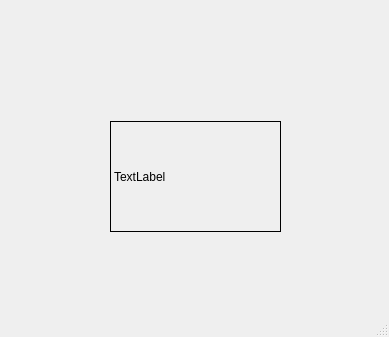
This is Pro-QEvent-1228/mainwindow.ui in Glyxr/C-Qt- as Qt 5 draws it before an edit. The edited form follows.
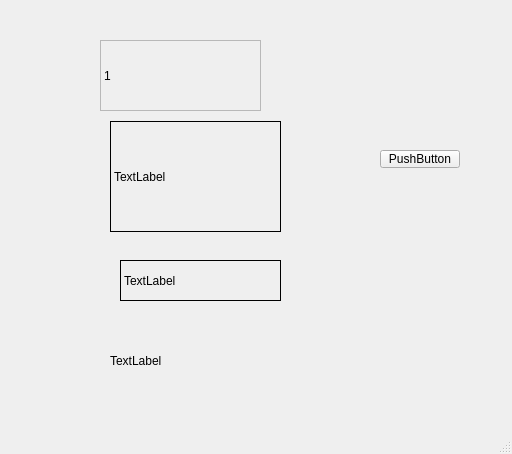
This is the edited form. Custom widgets are drawn as their Qt base class.

Diff of the .ui file:
```diff
--- a/Pro-QEvent-1228/mainwindow.ui
+++ b/Pro-QEvent-1228/mainwindow.ui
@@ -6,8 +6,8 @@
    <rect>
     <x>0</x>
     <y>0</y>
-    <width>389</width>
-    <height>337</height>
+    <width>512</width>
+    <height>454</height>
    </rect>
   </property>
   <property name="windowTitle">
@@ -30,6 +30,64 @@
      <string>TextLabel</string>
     </property>
    </widget>
+   <widget class="QLabel" name="label_2">
+    <property name="geometry">
+     <rect>
+      <x>100</x>
+      <y>40</y>
+      <width>161</width>
+      <height>71</height>
+     </rect>
+    </property>
+    <property name="frameShape">
+     <enum>QFrame::StyledPanel</enum>
+    </property>
+    <property name="text">
+     <string>1</string>
+    </property>
+   </widget>
+   <widget class="QLabel" name="label_3">
+    <property name="geometry">
+     <rect>
+      <x>120</x>
+      <y>260</y>
+      <width>161</width>
+      <height>41</height>
+     </rect>
+    </property>
+    <property name="frameShape">
+     <enum>QFrame::Box</enum>
+    </property>
+    <property name="text">
+     <string>TextLabel</string>
+    </property>
+   </widget>
+   <widget class="QLabel" name="label_4">
+    <property name="geometry">
+     <rect>
+      <x>110</x>
+      <y>340</y>
+      <width>151</width>
+      <height>41</height>
+     </rect>
+    </property>
+    <property name="text">
+     <string>TextLabel</string>
+    </property>
+   </widget>
+   <widget class="QPushButton" name="btn">
+    <property name="geometry">
+     <rect>
+      <x>380</x>
+      <y>150</y>
+      <width>80</width>
+      <height>18</height>
+     </rect>
+    </property>
+    <property name="text">
+     <string>PushButton</string>
+    </property>
+   </widget>
   </widget>
   <widget class="QMenuBar" name="menubar">
    <property name="geometry">
```
Left out of the diff: 2 changed lines with no effect on the pictures.
